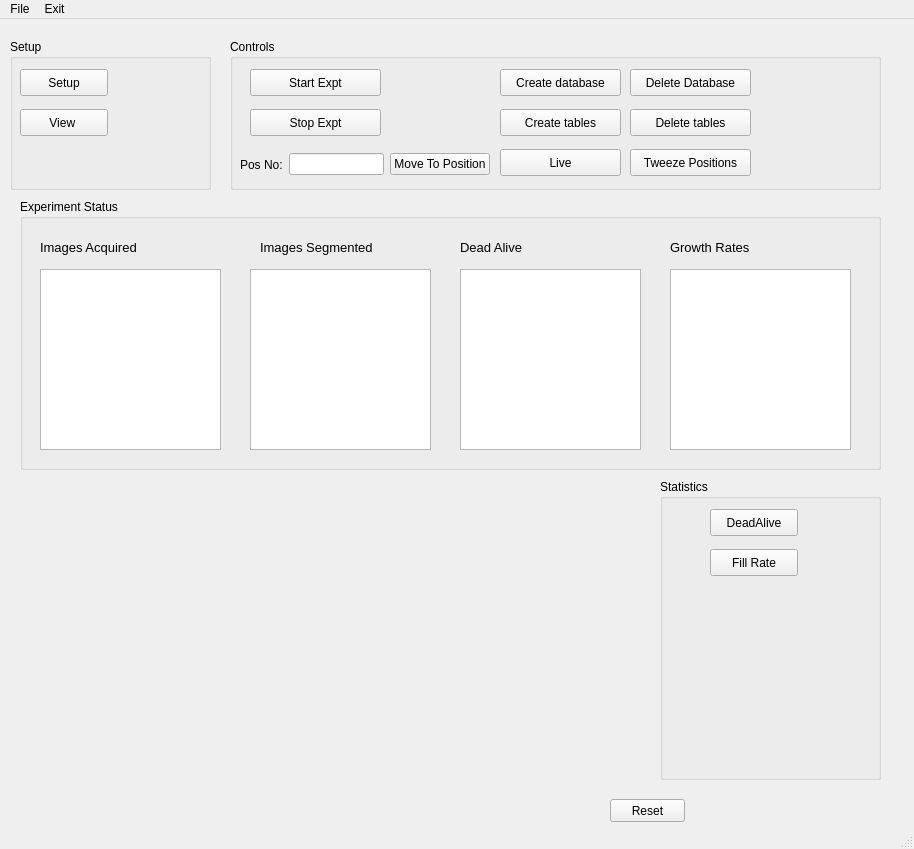
The window that narsil/liverun/ui/mainWindow.ui (karempudi/narsil) describes before a commit, drawn with Qt 5.
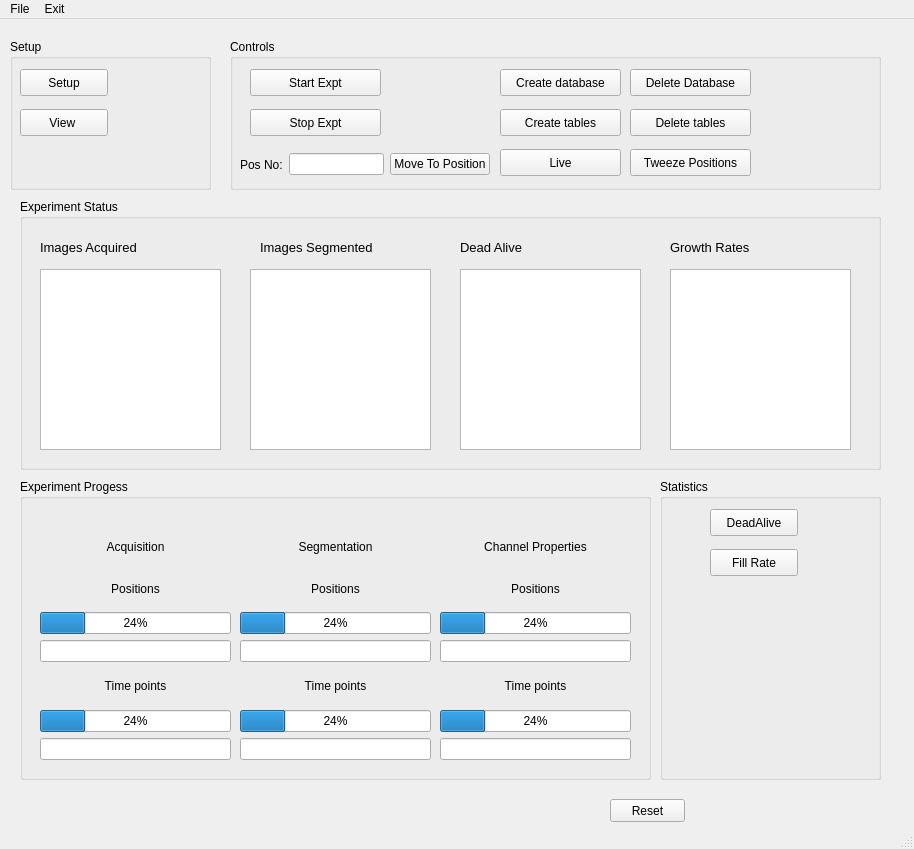
The same window after the commit. Custom widgets are drawn as their Qt base class.

Diff of the .ui file:
```diff
--- a/narsil/liverun/ui/mainWindow.ui
+++ b/narsil/liverun/ui/mainWindow.ui
@@ -400,6 +400,229 @@
      <string>Reset</string>
     </property>
    </widget>
+   <widget class="QGroupBox" name="experimentProgressBox">
+    <property name="geometry">
+     <rect>
+      <x>20</x>
+      <y>460</y>
+      <width>631</width>
+      <height>301</height>
+     </rect>
+    </property>
+    <property name="title">
+     <string>Experiment Progess</string>
+    </property>
+    <widget class="QWidget" name="verticalLayoutWidget">
+     <property name="geometry">
+      <rect>
+       <x>20</x>
+       <y>50</y>
+       <width>191</width>
+       <height>231</height>
+      </rect>
+     </property>
+     <layout class="QVBoxLayout" name="verticalLayout">
+      <item>
+       <widget class="QLabel" name="label_3">
+        <property name="text">
+         <string>Acquisition</string>
+        </property>
+        <property name="alignment">
+         <set>Qt::AlignCenter</set>
+        </property>
+       </widget>
+      </item>
+      <item>
+       <widget class="QLabel" name="label">
+        <property name="text">
+         <string>Positions</string>
+        </property>
+        <property name="alignment">
+         <set>Qt::AlignCenter</set>
+        </property>
+       </widget>
+      </item>
+      <item>
+       <widget class="QProgressBar" name="progressBar">
+        <property name="value">
+         <number>24</number>
+        </property>
+       </widget>
+      </item>
+      <item>
+       <widget class="QLineEdit" name="lineEdit">
+        <property name="readOnly">
+         <bool>true</bool>
+        </property>
+       </widget>
+      </item>
+      <item>
+       <widget class="QLabel" name="label_2">
+        <property name="text">
+         <string>Time points</string>
+        </property>
+        <property name="alignment">
+         <set>Qt::AlignCenter</set>
+        </property>
+       </widget>
+      </item>
+      <item>
+       <widget class="QProgressBar" name="progressBar_2">
+        <property name="value">
+         <number>24</number>
+        </property>
+       </widget>
+      </item>
+      <item>
+       <widget class="QLineEdit" name="lineEdit_2">
+        <property name="readOnly">
+         <bool>true</bool>
+        </property>
+       </widget>
+      </item>
+     </layout>
+    </widget>
+    <widget class="QWidget" name="verticalLayoutWidget_2">
+     <property name="geometry">
+      <rect>
+       <x>220</x>
+       <y>50</y>
+       <width>191</width>
+       <height>231</height>
+      </rect>
+     </property>
+     <layout class="QVBoxLayout" name="verticalLayout_2">
+      <item>
+       <widget class="QLabel" name="label_4">
+        <property name="text">
+         <string>Segmentation</string>
+        </property>
+        <property name="alignment">
+         <set>Qt::AlignCenter</set>
+        </property>
+       </widget>
+      </item>
+      <item>
+       <widget class="QLabel" name="label_5">
+        <property name="text">
+         <string>Positions</string>
+        </property>
+        <property name="alignment">
+         <set>Qt::AlignCenter</set>
+        </property>
+       </widget>
+      </item>
+      <item>
+       <widget class="QProgressBar" name="progressBar_3">
+        <property name="value">
+         <number>24</number>
+        </property>
+       </widget>
+      </item>
+      <item>
+       <widget class="QLineEdit" name="lineEdit_3">
+        <property name="readOnly">
+         <bool>true</bool>
+        </property>
+       </widget>
+      </item>
+      <item>
+       <widget class="QLabel" name="label_6">
+        <property name="text">
+         <string>Time points</string>
+        </property>
+        <property name="alignment">
+         <set>Qt::AlignCenter</set>
+        </property>
+       </widget>
+      </item>
+      <item>
+       <widget class="QProgressBar" name="progressBar_4">
+        <property name="value">
+         <number>24</number>
+        </property>
+       </widget>
+      </item>
+      <item>
+       <widget class="QLineEdit" name="lineEdit_4">
+        <property name="readOnly">
+         <bool>true</bool>
+        </property>
+       </widget>
+      </item>
+     </layout>
+    </widget>
+    <widget class="QWidget" name="verticalLayoutWidget_3">
+     <property name="geometry">
+      <rect>
+       <x>420</x>
+       <y>50</y>
+       <width>191</width>
+       <height>231</height>
+      </rect>
+     </property>
+     <layout class="QVBoxLayout" name="verticalLayout_3">
+      <item>
+       <widget class="QLabel" name="label_7">
+        <property name="text">
+         <string>Channel Properties</string>
+        </property>
+        <property name="alignment">
+         <set>Qt::AlignCenter</set>
+        </property>
+       </widget>
+      </item>
+      <item>
+       <widget class="QLabel" name="label_8">
+        <property name="text">
+         <string>Positions</string>
+        </property>
+        <property name="alignment">
+         <set>Qt::AlignCenter</set>
+        </property>
+       </widget>
+      </item>
+      <item>
+       <widget class="QProgressBar" name="progressBar_5">
+        <property name="value">
+         <number>24</number>
+        </property>
+       </widget>
+      </item>
+      <item>
+       <widget class="QLineEdit" name="lineEdit_5">
+        <property name="readOnly">
+         <bool>true</bool>
+        </property>
+       </widget>
+      </item>
+      <item>
+       <widget class="QLabel" name="label_9">
+        <property name="text">
+         <string>Time points</string>
+        </property>
+        <property name="alignment">
+         <set>Qt::AlignCenter</set>
+        </property>
+       </widget>
+      </item>
+      <item>
+       <widget class="QProgressBar" name="progressBar_6">
+        <property name="value">
+         <number>24</number>
+        </property>
+       </widget>
+      </item>
+      <item>
+       <widget class="QLineEdit" name="lineEdit_6">
+        <property name="readOnly">
+         <bool>true</bool>
+        </property>
+       </widget>
+      </item>
+     </layout>
+    </widget>
+   </widget>
   </widget>
   <widget class="QMenuBar" name="menubar">
    <property name="geometry">
```
